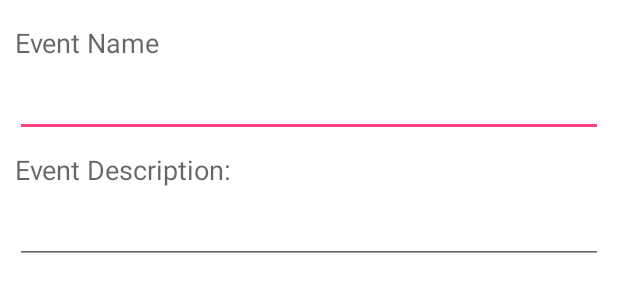
After one commit to Barry36/Time-Tracker, an Android app: the layout prompt_add_event.xml on its own in the app's theme, with its tools: preview values and no code run, on a phone screen of 412 x 824 dp. The commit adds this screen. Shown: the top 300 px of the screen. Run offline under Robolectric (Android 15) with nearby library versions, the phone set to English and light mode, and no system bars.

Commit message:
add create_new_event

```diff
--- /dev/null
+++ b/TimeTracker/app/src/main/res/layout/prompt_add_event.xml
@@ -0,0 +1,46 @@
+<!--reference: https://developer.android.com/guide/topics/ui/dialogs-->
+<LinearLayout xmlns:android="http://schemas.android.com/apk/res/android"
+    android:layout_width="match_parent"
+    android:layout_height="wrap_content"
+    android:orientation="vertical">
+
+    <TextView
+        android:id="@+id/prompt_text_event_name"
+        android:layout_width="wrap_content"
+        android:layout_height="wrap_content"
+        android:layout_marginLeft="10dp"
+        android:layout_marginTop="16dp"
+        android:layout_marginRight="10dp"
+        android:text="Event Name"
+        android:textAppearance="?android:attr/textAppearanceMedium" />
+
+    <EditText
+        android:id="@+id/event_name"
+        android:layout_width="match_parent"
+        android:layout_height="wrap_content"
+        android:layout_marginLeft="10dp"
+        android:layout_marginTop="5dp"
+        android:layout_marginRight="10dp"
+        android:layout_marginBottom="4dp"
+        android:inputType="text" />
+
+    <TextView
+        android:id="@+id/prompt_text_event_description"
+        android:layout_width="wrap_content"
+        android:layout_height="wrap_content"
+        android:layout_marginLeft="10dp"
+        android:layout_marginTop="5dp"
+        android:layout_marginRight="10dp"
+        android:text="Event Description: "
+        android:textAppearance="?android:attr/textAppearanceMedium" />
+
+    <EditText
+        android:id="@+id/event_description"
+        android:layout_width="match_parent"
+        android:layout_height="wrap_content"
+        android:layout_marginLeft="10dp"
+        android:layout_marginTop="5dp"
+        android:layout_marginRight="10dp"
+        android:layout_marginBottom="4dp"
+        android:inputType="text" />
+</LinearLayout>
```
Also changed, not shown: TimeTracker/app/src/main/java/com/cs446/group18/timetracker/ui/EventListFragment.java (+58 -4 lines), TimeTracker/app/src/main/res/layout/fragment_event_list.xml (+8 -0 lines), TimeTracker/app/src/main/res/menu/menu_add_event.xml (added, +9 -0 lines), TimeTracker/app/gradle/wrapper/gradle-wrapper.properties (added), 3 other files.
